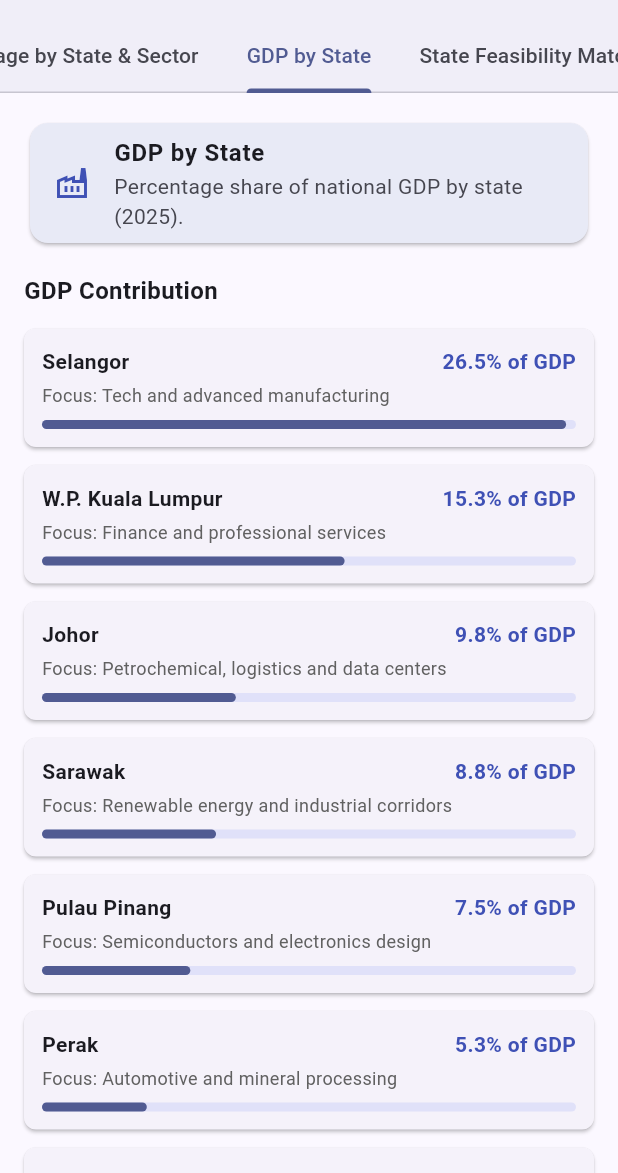
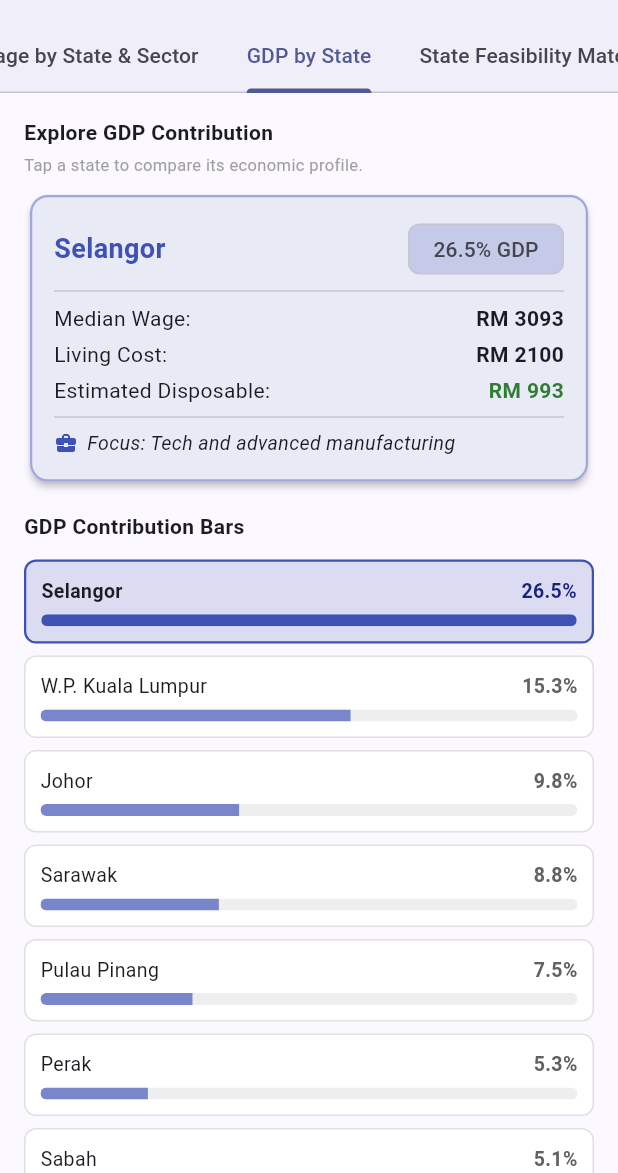
Before and after one commit to Tz-school/Assignment, a Flutter app: the DataAnalysisPage screen opened directly with empty values, tab 2 chosen, on a phone screen of 412 x 824 dp, the part 63-1236 px from its top. Run offline on Flutter 3.47's test engine with Material 3 defaults, Android fonts, the phone set to English and light mode, and no system bars; our stand-ins replace flutter_map, image_picker, latlong2, location, permission_handler, shared_preferences and 2 more; accounts and stored records are empty.

Commit message:
Update data analysis module

```diff
--- a/lib/screen/data_analysis_page.dart
+++ b/lib/screen/data_analysis_page.dart
@@ -30,6 +30,8 @@ class _DataAnalysisPageState extends State<DataAnalysisPage> {
   double _targetSavingsRate = 30.0;
 
   bool _showAllStates = false;
+
+  String _selectedGdpState = 'Selangor';
 
   List<ComparisonModel> _list = [];
   bool _isLoadingSaved = false;
@@ -638,46 +640,153 @@ class _DataAnalysisPageState extends State<DataAnalysisPage> {
     final stateList = _stateData.keys.toList()
       ..sort((a, b) => _stateData[b]!['gdpPct']!.compareTo(_stateData[a]!['gdpPct']!));
 
+    final selectedData = _stateData[_selectedGdpState]!;
+    final selectedCluster = _stateClusters[_selectedGdpState] ?? 'General industries';
+    final double median = selectedData['median']!;
+    final double livingCost = selectedData['livingCost']!;
+    final double netDisposable = median - livingCost;
+
     return ListView(
       padding: const EdgeInsets.all(16.0),
       children: [
+        const Text(
+          'Explore GDP Contribution',
+          style: TextStyle(fontSize: 14, fontWeight: FontWeight.bold),
+        ),
+        const SizedBox(height: 4),
+        const Text(
+          'Tap a state to compare its economic profile.',
+          style: TextStyle(fontSize: 11, color: Colors.grey),
+        ),
+        const SizedBox(height: 8),
         Card(
+          elevation: 2,
           color: Colors.indigo.shade50,
-          shape: RoundedRectangleBorder(borderRadius: BorderRadius.circular(12)),
-          child: const ListTile(
-            leading: Icon(Icons.factory_outlined, color: Colors.indigo),
-            title: Text('GDP by State', style: TextStyle(fontWeight: FontWeight.bold)),
-            subtitle: Text('Percentage share of national GDP by state (2025).'),
+          shape: RoundedRectangleBorder(
+            borderRadius: BorderRadius.circular(12),
+            side: BorderSide(color: Colors.indigo.shade200, width: 1.5),
+          ),
+          child: Padding(
+            padding: const EdgeInsets.all(16.0),
+            child: Column(
+              crossAxisAlignment: CrossAxisAlignment.start,
+              children: [
+                Row(
+                  mainAxisAlignment: MainAxisAlignment.spaceBetween,
+                  children: [
+                    Text(
+                      _selectedGdpState,
+                      style: const TextStyle(fontWeight: FontWeight.bold, fontSize: 18, color: Colors.indigo),
+                    ),
+                    Chip(
+                      label: Text('${(selectedData['gdpPct']! * 100).toStringAsFixed(1)}% GDP'),
+                      backgroundColor: Colors.indigo.shade100,
+                      visualDensity: VisualDensity.compact,
+                    ),
+                  ],
+                ),
+                const Divider(height: 16),
+                Row(
+                  mainAxisAlignment: MainAxisAlignment.spaceBetween,
+                  children: [
+                    const Text('Median Wage:'),
+                    Text('RM ${median.toStringAsFixed(0)}', style: const TextStyle(fontWeight: FontWeight.bold)),
+                  ],
+                ),
+                const SizedBox(height: 4),
+                Row(
+                  mainAxisAlignment: MainAxisAlignment.spaceBetween,
+                  children: [
+                    const Text('Living Cost:'),
+                    Text('RM ${livingCost.toStringAsFixed(0)}', style: const TextStyle(fontWeight: FontWeight.bold)),
+                  ],
+                ),
+                const SizedBox(height: 4),
+                Row(
+                  mainAxisAlignment: MainAxisAlignment.spaceBetween,
+                  children: [
+                    const Text('Estimated Disposable:'),
+                    Text(
+                      'RM ${netDisposable.toStringAsFixed(0)}',
+                      style: TextStyle(
+                        fontWeight: FontWeight.bold,
+                        color: netDisposable >= 0 ? Colors.green.shade800 : Colors.red.shade800,
+                      ),
+                    ),
+                  ],
+                ),
+                const Divider(height: 16),
+                Row(
+                  children: [
+                    const Icon(Icons.business_center, size: 16, color: Colors.indigo),
+                    const SizedBox(width: 6),
+                    Expanded(
+                      child: Text(
+                        'Focus: $selectedCluster',
+                        style: const TextStyle(fontSize: 13, fontStyle: FontStyle.italic),
+                      ),
+                    ),
+                  ],
+                ),
+              ],
+            ),
           ),
         ),
         const SizedBox(height: 16),
-        const Text('GDP Contribution', style: TextStyle(fontSize: 16, fontWeight: FontWeight.bold)),
+        const Text('GDP Contribution Bars', style: TextStyle(fontSize: 14, fontWeight: FontWeight.bold)),
         const SizedBox(height: 8),
         ...stateList.map((st) {
           final double gdpPct = _stateData[st]!['gdpPct']!;
-          final String cluster = _stateClusters[st] ?? 'General industries';
-          return Card(
-            margin: const EdgeInsets.symmetric(vertical: 6),
-            shape: RoundedRectangleBorder(borderRadius: BorderRadius.circular(8)),
-            child: Padding(
-              padding: const EdgeInsets.all(12.0),
+          final bool isSelected = _selectedGdpState == st;
+          final double barValue = (gdpPct / 0.265).clamp(0.05, 1.0);
+
+          return InkWell(
+            onTap: () => setState(() => _selectedGdpState = st),
+            child: Container(
+              margin: const EdgeInsets.symmetric(vertical: 4),
+              padding: const EdgeInsets.all(10),
+              decoration: BoxDecoration(
+                color: isSelected ? Colors.indigo.shade100.withOpacity(0.6) : Colors.white,
+                borderRadius: BorderRadius.circular(8),
+                border: Border.all(
+                  color: isSelected ? Colors.indigo : Colors.grey.shade300,
+                  width: isSelected ? 1.5 : 1,
+                ),
+              ),
               child: Column(
                 crossAxisAlignment: CrossAxisAlignment.start,
                 children: [
                   Row(
                     mainAxisAlignment: MainAxisAlignment.spaceBetween,
                     children: [
-                      Text(st, style: const TextStyle(fontWeight: FontWeight.bold, fontSize: 14)),
-                      Text('${(gdpPct * 100).toStringAsFixed(1)}% of GDP', style: const TextStyle(fontWeight: FontWeight.bold, color: Colors.indigo)),
+                      Text(
+                        st,
+                        style: TextStyle(
+                          fontWeight: isSelected ? FontWeight.bold : FontWeight.normal,
+                          fontSize: 13,
+                        ),
+                      ),
+                      Text(
+                        '${(gdpPct * 100).toStringAsFixed(1)}%',
+                        style: TextStyle(
+                          fontWeight: FontWeight.bold,
+                          fontSize: 13,
+                          color: isSelected ? Colors.indigo.shade900 : Colors.grey.shade700,
+                        ),
+                      ),
                     ],
                   ),
-                  const SizedBox(height: 4),
-                  Text('Focus: $cluster', style: TextStyle(fontSize: 12, color: Colors.grey.shade700)),
-                  const SizedBox(height: 8),
-                  LinearProgressIndicator(
-                    value: (gdpPct / 0.27).clamp(0.0, 1.0),
-                    minHeight: 6,
-                    borderRadius: BorderRadius.circular(3),
+                  const SizedBox(height: 6),
+                  ClipRRect(
+                    borderRadius: BorderRadius.circular(4),
+                    child: LinearProgressIndicator(
+                      value: barValue,
+                      minHeight: 8,
+                      backgroundColor: Colors.grey.shade200,
+                      valueColor: AlwaysStoppedAnimation<Color>(
+                        isSelected ? Colors.indigo : Colors.indigo.shade300,
+                      ),
+                    ),
                   ),
                 ],
               ),
```
